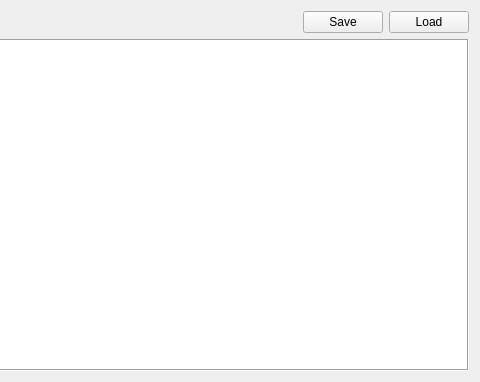
Above: src/contactoverviewdialog.ui from RobertBrochhaus/OpenPointList-Application before the change; both pictures show x 391 to 871 and y 0 to 382 of the 871 by 382 pixel window. Below: the same form after it.
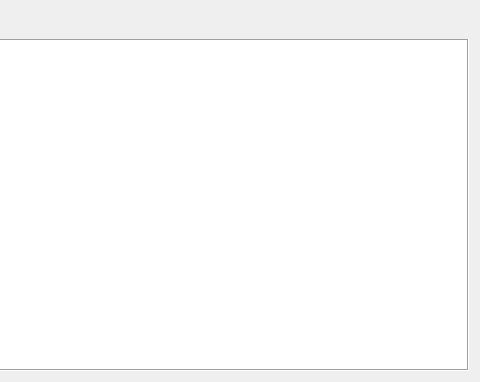
That is the form after the change.

Commit message: Add QFileDialog to save/load data with individual file name

Diff of the .ui file:
```diff
--- a/src/contactoverviewdialog.ui
+++ b/src/contactoverviewdialog.ui
@@ -61,20 +61,6 @@
          </property>
         </spacer>
        </item>
-       <item>
-        <widget class="QPushButton" name="pushButtonSave">
-         <property name="text">
-          <string>Save</string>
-         </property>
-        </widget>
-       </item>
-       <item>
-        <widget class="QPushButton" name="pushButtonLoad">
-         <property name="text">
-          <string>Load</string>
-         </property>
-        </widget>
-       </item>
       </layout>
      </item>
      <item>
```
The commit also changes 5 other files.
